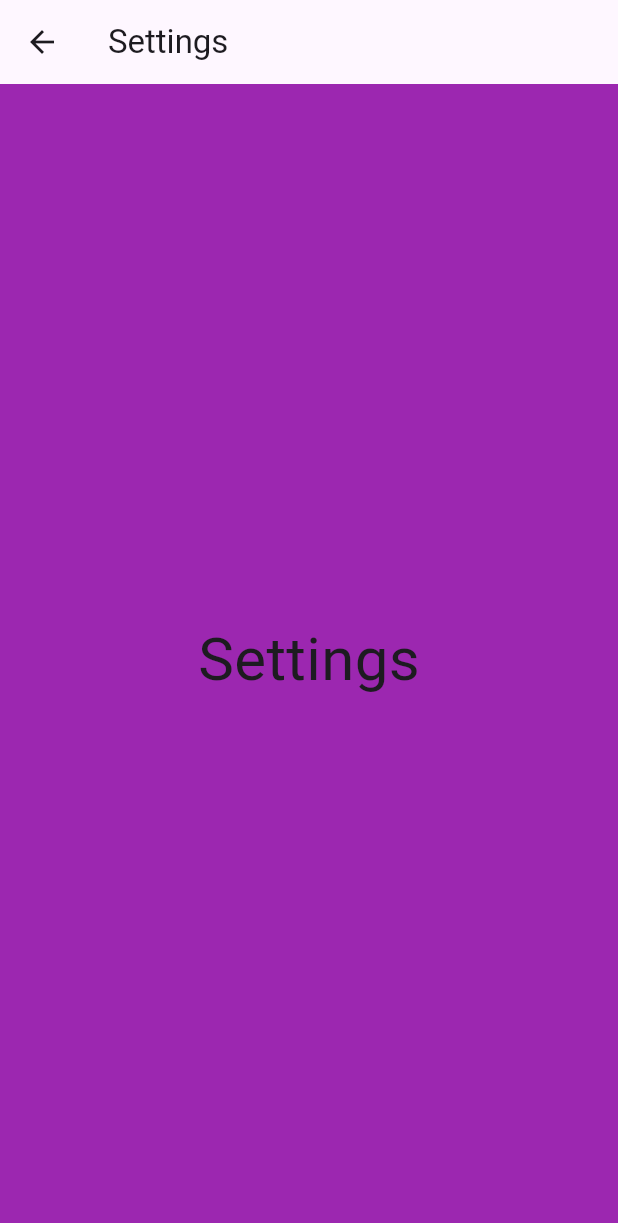
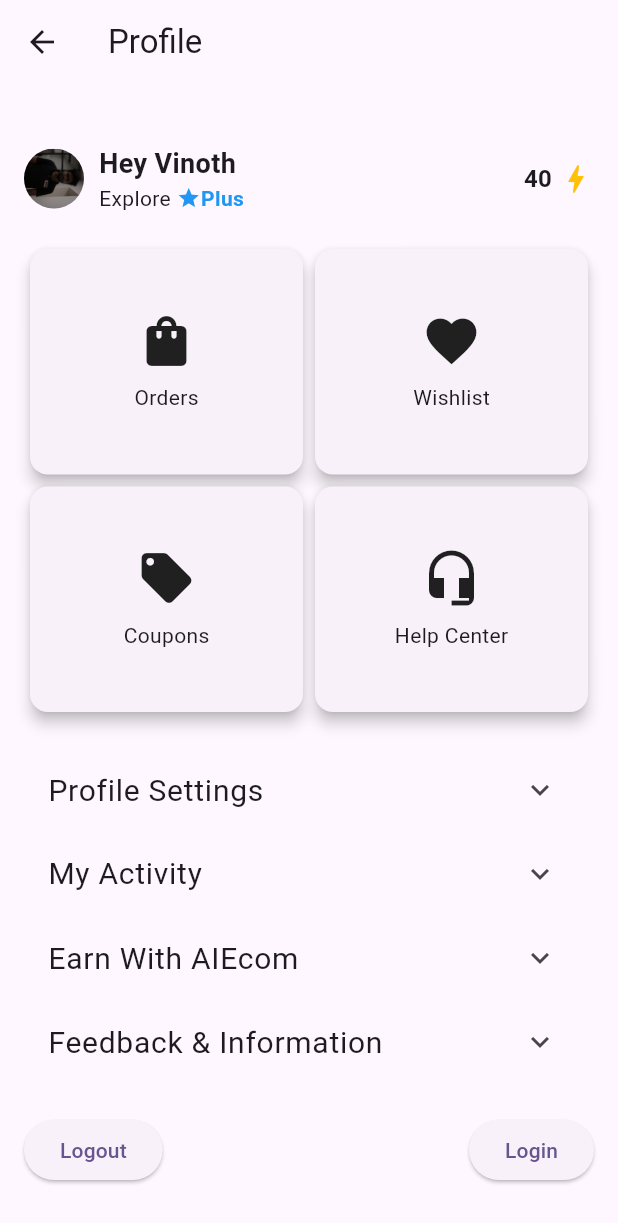
Before and after one commit to Vinoth-Android/cardslider, a Flutter app: the Settings screen opened directly, on a phone screen of 412 x 824 dp. Shown: the top 1223 px of the screen. Run offline on Flutter 3.47's test engine with Material 3 defaults, Android fonts, the light colour scheme and no system bars; our stand-ins replace flutter_card_swiper.

Commit message:
profile settings page

```diff
--- a/lib/main.dart
+++ b/lib/main.dart
@@ -1,4 +1,4 @@
-import 'package:cardslider/home.dart';
+import 'package:cardslider/pages/home.dart';
 import 'package:flutter/material.dart';
 
 void main() {
@@ -12,7 +12,7 @@
   Widget build(BuildContext context) {
     return MaterialApp(
       title: 'Home',
-      home: Home(),
+      home: const Home(),
       theme: ThemeData(
         colorScheme: ColorScheme.fromSeed(seedColor: Colors.deepPurple),
         useMaterial3: true,
--- a/lib/cardswip.dart
+++ b/lib/pages/cardswip.dart
@@ -9,7 +9,6 @@ class Cardswip extends StatefulWidget {
 }
 
 class _CardswipState extends State<Cardswip> {
-  // List of image containers
   List<Container> cards = [
     Container(
       alignment: Alignment.center,
@@ -37,9 +36,9 @@ class _CardswipState extends State<Cardswip> {
           padding: const EdgeInsets.all(0),
           child: GridView.count(
             crossAxisCount: 2,
-            childAspectRatio: 0.7,
+            childAspectRatio: 0.6,
             shrinkWrap: true,
-            physics: NeverScrollableScrollPhysics(),
+            physics: const NeverScrollableScrollPhysics(),
             children: List.generate(
               4,
               (index) {
--- a/lib/home.dart
+++ b/lib/pages/home.dart
@@ -1,4 +1,5 @@
-import 'package:cardslider/cardswip.dart';
+import 'package:cardslider/pages/cardswip.dart';
+import 'package:cardslider/pages/settingspage/settings.dart';
 import 'package:flutter/material.dart';
 
 class Home extends StatefulWidget {
@@ -18,7 +19,7 @@ class _HomeState extends State<Home> {
   ];
 
   final PageStorageBucket bucket = PageStorageBucket();
-  Widget currentScreen = const Trial();
+  Widget currentScreen = const Cardswip();
 
   @override
   Widget build(BuildContext context) {
@@ -41,7 +42,7 @@ class _HomeState extends State<Home> {
         shape: const CircularNotchedRectangle(),
         notchMargin: 3,
         child: SizedBox(
-          height: 60,
+          height: 50,
           child: Row(
             mainAxisAlignment: MainAxisAlignment.spaceBetween,
             children: <Widget>[
@@ -63,7 +64,7 @@ class _HomeState extends State<Home> {
                   currentTab = 2;
                 });
               }),
-              buildNavItem(Icons.settings, "Trial", 3, () {
+              buildNavItem(Icons.star, "Trial", 3, () {
                 setState(() {
                   currentScreen = const Trial();
                   currentTab = 3;
@@ -79,7 +80,7 @@ class _HomeState extends State<Home> {
   Widget buildNavItem(
       IconData icon, String label, int tabIndex, VoidCallback onTap) {
     return MaterialButton(
-      minWidth: 40,
+      minWidth: 90,
       onPressed: onTap,
       child: Column(
         mainAxisAlignment: MainAxisAlignment.center,
@@ -100,12 +101,13 @@ class _HomeState extends State<Home> {
   }
 }
 
+// Dummy Pages for navigation
 class Cart extends StatelessWidget {
   const Cart({super.key});
 
   @override
   Widget build(BuildContext context) {
-    return Center(child: Text('Cart Page'));
+    return const Center(child: Text('Cart Page'));
   }
 }
 
@@ -114,16 +116,7 @@ class Trial extends StatelessWidget {
 
   @override
   Widget build(BuildContext context) {
-    return Center(child: Text('Trial Page'));
-  }
-}
-
-class Settings extends StatelessWidget {
-  const Settings({super.key});
-
-  @override
-  Widget build(BuildContext context) {
-    return Center(child: Text('Settings Page'));
+    return const Center(child: Text('Trial Page'));
   }
 }
 
@@ -132,6 +125,6 @@ class Like extends StatelessWidget {
 
   @override
   Widget build(BuildContext context) {
-    return Center(child: Text('Like Page'));
+    return const Center(child: Text('Like Page'));
   }
 }
--- /dev/null
+++ b/lib/pages/settingspage/settings.dart
@@ -0,0 +1,244 @@
+import 'package:cardslider/main.dart';
+import 'package:cardslider/pages/cardswip.dart';
+import 'package:cardslider/pages/home.dart';
+import 'package:cardslider/pages/settingspage/pages/editprofile.dart';
+import 'package:flutter/material.dart';
+import 'package:flutter_card_swiper/flutter_card_swiper.dart';
+
+class Settings extends StatefulWidget {
+  const Settings({super.key});
+
+  @override
+  _SettingsState createState() => _SettingsState();
+}
+
+class _SettingsState extends State<Settings> {
+  bool _isAccountSettingsExpanded = false;
+  bool _isMyActivityExpanded = false;
+  bool _isEarnWithAIEcomExpanded = false;
+  bool _isFeedbackInformationExpanded = false;
+
+  @override
+  Widget build(BuildContext context) {
+    return Scaffold(
+      appBar: AppBar(
+        title: const Text('Profile'),
+      ),
+      body: SingleChildScrollView(
+        child: Padding(
+          padding: const EdgeInsets.all(16.0),
+          child: Column(
+            crossAxisAlignment: CrossAxisAlignment.start,
+            children: [
+              const SizedBox(height: 24),
+              _buildHeader(),
+              const SizedBox(height: 20),
+              _buildGridBox(),
+              const SizedBox(height: 20),
+              _buildExpandableSection(
+                title: "Profile Settings",
+                isExpanded: _isAccountSettingsExpanded,
+                onTap: () {
+                  setState(() {
+                    _isAccountSettingsExpanded = !_isAccountSettingsExpanded;
+                  });
+                },
+                children: _buildAccountSettingsContent(),
+              ),
+              _buildExpandableSection(
+                title: "My Activity",
+                isExpanded: _isMyActivityExpanded,
+                onTap: () {
+                  setState(() {
+                    _isMyActivityExpanded = !_isMyActivityExpanded;
+                  });
+                },
+                children: _buildMyActivityContent(),
+              ),
+              _buildExpandableSection(
+                title: "Earn With AIEcom",
+                isExpanded: _isEarnWithAIEcomExpanded,
+                onTap: () {
+                  setState(() {
+                    _isEarnWithAIEcomExpanded = !_isEarnWithAIEcomExpanded;
+                  });
+                },
+                children: _buildEarnWithAIEcomContent(),
+              ),
+              _buildExpandableSection(
+                title: "Feedback & Information",
+                isExpanded: _isFeedbackInformationExpanded,
+                onTap: () {
+                  setState(() {
+                    _isFeedbackInformationExpanded =
+                        !_isFeedbackInformationExpanded;
+                  });
+                },
+                children: _buildFeedbackInformationContent(),
+              ),
+              const SizedBox(height: 20),
+              _buildBottomButtons(),
+            ],
+          ),
+        ),
+      ),
+    );
+  }
+
+  Widget _buildHeader() {
+    return const Row(
+      children: [
+        CircleAvatar(
+          radius: 20,
+          backgroundImage: AssetImage('assets/img.jpg'),
+        ),
+        SizedBox(width: 10),
+        Column(
+          crossAxisAlignment: CrossAxisAlignment.start,
+          children: [
+            Text(
+              'Hey Vinoth',
+              style: TextStyle(fontSize: 18, fontWeight: FontWeight.bold),
+            ),
+            Row(
+              children: [
+                Text('Explore'),
+                SizedBox(width: 4),
+                Icon(Icons.star, size: 16, color: Colors.blue),
+                Text(
+                  'Plus',
+                  style: TextStyle(
+                    color: Colors.blue,
+                    fontWeight: FontWeight.bold,
+                  ),
+                ),
+              ],
+            ),
+          ],
+        ),
+        Spacer(),
+        Row(
+          children: [
+            Text(
+              '40',
+              style: TextStyle(fontSize: 16, fontWeight: FontWeight.bold),
+            ),
+            SizedBox(width: 4),
+            Icon(Icons.bolt, color: Colors.amber),
+          ],
+        ),
+      ],
+    );
+  }
+
+  Widget _buildGridBox() {
+    return GridView.count(
+      shrinkWrap: true,
+      crossAxisCount: 2,
+      childAspectRatio: 1.2,
+      children: [
+        _buildGridItem(Icons.shopping_bag, 'Orders'),
+        _buildGridItem(Icons.favorite, 'Wishlist'),
+        _buildGridItem(Icons.local_offer, 'Coupons'),
+        _buildGridItem(Icons.headset_mic, 'Help Center'),
+      ],
+    );
+  }
+
+  Widget _buildGridItem(IconData icon, String label) {
+    return Card(
+      elevation: 4,
+      child: Column(
+        mainAxisAlignment: MainAxisAlignment.center,
+        children: [
+          Icon(icon, size: 40),
+          const SizedBox(height: 8),
+          Text(label),
+        ],
+      ),
+    );
+  }
+
+  Widget _buildExpandableSection({
+    required String title,
+    required bool isExpanded,
+    required VoidCallback onTap,
+    required List<Widget> children,
+  }) {
+    return Column(
+      children: [
+        ListTile(
+          title: Text(title, style: const TextStyle(fontSize: 20)),
+          trailing: Icon(
+            isExpanded ? Icons.keyboard_arrow_up : Icons.keyboard_arrow_down,
+          ),
+          onTap: onTap,
+        ),
+        if (isExpanded) ...children,
+      ],
+    );
+  }
+
+  List<Widget> _buildAccountSettingsContent() {
+    return [
+      _buildSettingsItem(Icons.star, 'AIEcom Plus'),
+      _buildSettingsItem(Icons.person, 'Edit Profile', onTap: () {
+        // Navigate to EditProfileScreen
+        Navigator.push(
+          context,
+          MaterialPageRoute(builder: (context) => EditProfileScreen()),
+        );
+      }),
+      _buildSettingsItem(Icons.location_on, 'Saved Address'),
+      _buildSettingsItem(Icons.language, 'Select Language'),
+      _buildSettingsItem(Icons.credit_card, 'Saved Cards'),
+      _buildSettingsItem(Icons.notifications, 'Notification Settings'),
+    ];
+  }
+
+  List<Widget> _buildMyActivityContent() {
+    return [
+      _buildSettingsItem(Icons.rate_review, 'Reviews'),
+      _buildSettingsItem(Icons.question_answer, 'Questions / Answers'),
+    ];
+  }
+
+  List<Widget> _buildEarnWithAIEcomContent() {
+    return [
+      _buildSettingsItem(Icons.store, 'Sell on AIEcom'),
+    ];
+  }
+
+  List<Widget> _buildFeedbackInformationContent() {
+    return [
+      _buildSettingsItem(Icons.assignment, 'Terms & Conditions'),
+      _buildSettingsItem(Icons.privacy_tip, 'Privacy Policy'),
+      _buildSettingsItem(Icons.feedback, 'Feedback'),
+    ];
+  }
+
+  Widget _buildSettingsItem(IconData icon, String label,
+      {VoidCallback? onTap}) {
+    return ListTile(
+      leading: Icon(icon),
+      title: Text(label),
+      onTap: onTap ?? () {},
+    );
+  }
+
+  Widget _buildBottomButtons() {
+    return Row(
+      mainAxisAlignment: MainAxisAlignment.spaceBetween,
+      children: [
+        ElevatedButton(
+          onPressed: () {},
+          child: const Text('Logout'),
+        ),
+        ElevatedButton(
+          onPressed: () {},
+          child: const Text('Login'),
+        ),
+      ],
+    );
+  }
+}
--- a/lib/settings.dart
+++ /dev/null
@@ -1,21 +0,0 @@
-import 'package:flutter/material.dart';
-
-class Settings extends StatefulWidget {
-  const Settings({super.key});
-
-  @override
-  _SettingsState createState() => _SettingsState();
-}
-
-class _SettingsState extends State<Settings> {
-  @override
-  Widget build(BuildContext context) {
-    return Scaffold(
-      backgroundColor: Colors.purple,
-      appBar: AppBar(title: const Text("Settings")),
-      body: const Center(
-        child: Text("Settings", style: TextStyle(fontSize: 40)),
-      ),
-    );
-  }
-}
```
Also changed, not shown: lib/pages/settingspage/pages/editprofile.dart (added, +129 -0 lines), lib/pages/cart.dart (renamed from lib/cart.dart), lib/pages/like.dart (renamed from lib/like.dart), lib/pages/trial.dart (renamed from lib/trial.dart), 1 other file.
